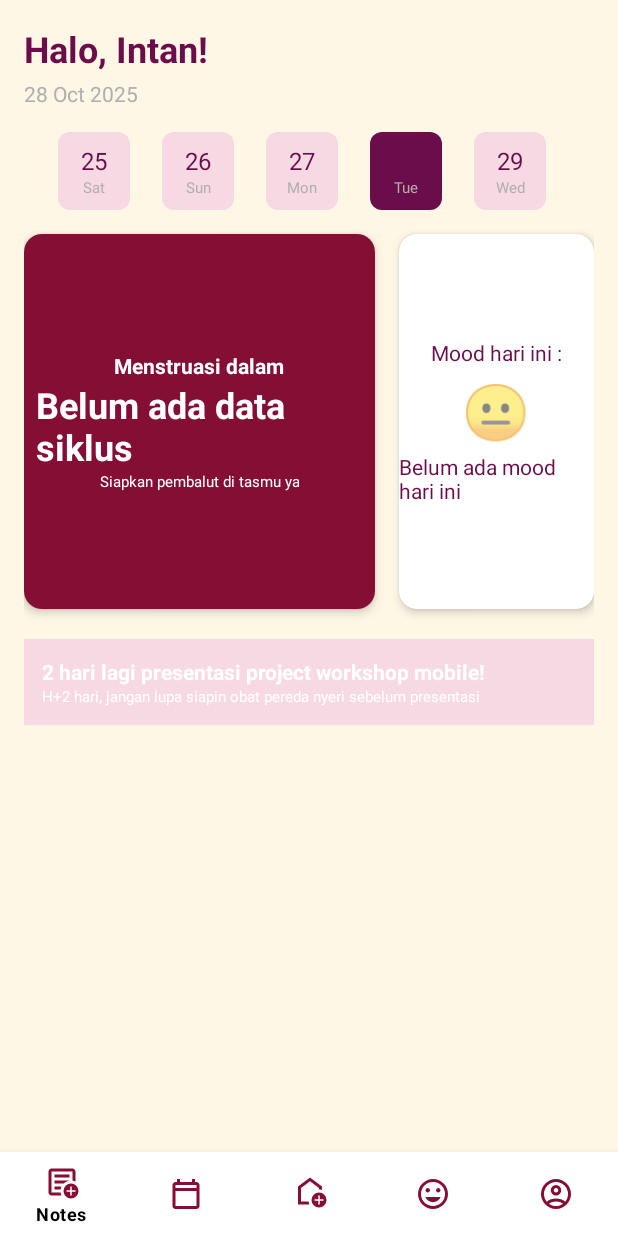
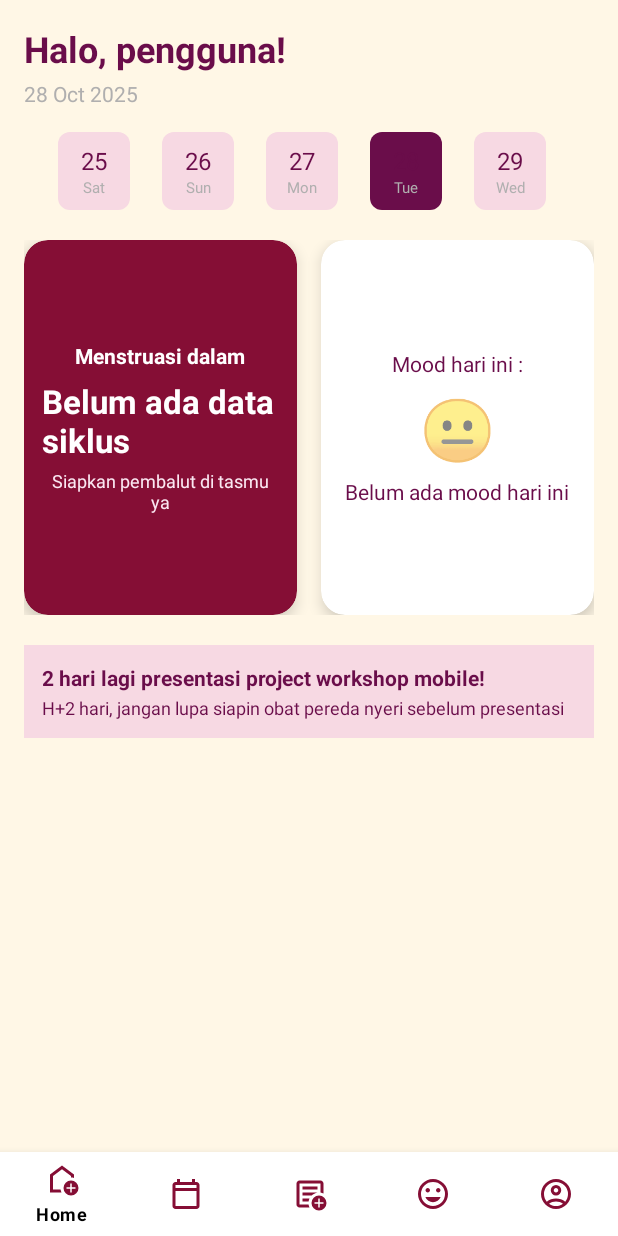
Before and after one commit to yrwiiid/EVEE, an Android app: the screen it shows after launch once a user with an empty profile is signed in (dashboard), on a phone screen of 412 x 824 dp. Run offline under Robolectric (Android 15) with nearby library versions, the phone set to English and light mode, and no system bars; our stand-ins replace Firebase (no records; nobody signed in at launch, a user with empty details on screens opened directly).

Commit message:
Evee Project

```diff
--- a/app/src/main/java/com/example/evee/halamanhome.java
+++ b/app/src/main/java/com/example/evee/halamanhome.java
@@ -14,9 +14,9 @@ import androidx.fragment.app.Fragment;
 
 import com.google.firebase.auth.FirebaseAuth;
 import com.google.firebase.auth.FirebaseUser;
-import com.google.firebase.database.DatabaseReference;
-import com.google.firebase.database.FirebaseDatabase;
+import com.google.firebase.firestore.DocumentSnapshot;
 import com.google.firebase.firestore.FirebaseFirestore;
+import com.google.firebase.firestore.Query;
 
 import java.text.SimpleDateFormat;
 import java.util.Calendar;
@@ -29,8 +29,8 @@ public class halamanhome extends Fragment {
     private LinearLayout calendarContainer;
 
     private FirebaseAuth mAuth;
-    private DatabaseReference dbRef;
     private FirebaseFirestore firestore;
+    private final SimpleDateFormat sdf = new SimpleDateFormat("dd-MM-yyyy", Locale.getDefault());
 
     @Override
     public View onCreateView(@NonNull LayoutInflater inflater,
@@ -38,7 +38,6 @@ public class halamanhome extends Fragment {
                              Bundle savedInstanceState) {
         View view = inflater.inflate(R.layout.halaman_home, container, false);
 
-        // Inisialisasi view
         textGreeting = view.findViewById(R.id.textGreeting);
         textDate = view.findViewById(R.id.textDate);
         textCycle = view.findViewById(R.id.textCycle);
@@ -47,58 +46,98 @@ public class halamanhome extends Fragment {
         calendarContainer = view.findViewById(R.id.calendarContainer);
 
         mAuth = FirebaseAuth.getInstance();
-        dbRef = FirebaseDatabase.getInstance().getReference("Users");
         firestore = FirebaseFirestore.getInstance();
 
         FirebaseUser currentUser = mAuth.getCurrentUser();
-
-        // 🔹 Greeting
         if (currentUser != null) {
-            String uid = currentUser.getUid();
-            firestore.collection("Users").document(uid).get().addOnSuccessListener(doc -> {
-                if (doc.exists()) {
             String name = currentUser.getDisplayName();
-                    textGreeting.setText(name != null && !name.isEmpty() ? "Halo, " + name + "!" : "Halo, pengguna!");
-                }
-            });
+            textGreeting.setText(name != null && !name.isEmpty()
+                    ? "Halo, " + name + "!"
+                    : "Halo, pengguna!");
         }
 
-        // 🔹 Tanggal hari ini
         String todayDate = new SimpleDateFormat("dd MMM yyyy", Locale.getDefault())
                 .format(Calendar.getInstance().getTime());
         textDate.setText(todayDate);
 
-        // 🔹 Generate kalender horizontal
         generateCalendar();
 
         if (currentUser != null) {
-            String uid = currentUser.getUid();
+            loadCycleData(currentUser.getUid());
+            loadMoodData(currentUser.getUid());
+        }
 
-            // 🔹 Ambil siklus dari RTDB
-            dbRef.child(uid).child("cycle").get().addOnSuccessListener(snapshot -> {
-                if (snapshot.exists()) {
-                    String startDateStr = snapshot.child("startDate").getValue(String.class);
-                    if (startDateStr != null) {
+        return view;
+    }
+
+    // 🔹 Ambil data siklus terbaru
+    private void loadCycleData(String uid) {
+        firestore.collection("users")
+                .document(uid)
+                .collection("cycles")
+                .orderBy("startDate", Query.Direction.DESCENDING)
+                .limit(1)
+                .get()
+                .addOnSuccessListener(query -> {
+                    if (query.isEmpty()) {
+                        textCycle.setText("Belum ada data siklus");
+                        return;
+                    }
+
+                    DocumentSnapshot doc = query.getDocuments().get(0);
+                    String startDateStr = doc.getString("startDate");
+                    String endDateStr = doc.getString("endDate");
+
+                    firestore.collection("users")
+                            .document(uid)
+                            .get()
+                            .addOnSuccessListener(userDoc -> {
+                                int avgCycle = userDoc.contains("averageCycleLength")
+                                        ? userDoc.getLong("averageCycleLength").intValue() : 28;
+                                int avgDuration = userDoc.contains("averageDuration")
+                                        ? userDoc.getLong("averageDuration").intValue() : 5;
+
                                 try {
-                            SimpleDateFormat sdf = new SimpleDateFormat("dd-MM-yyyy", Locale.getDefault());
+                                    if (startDateStr == null) {
+                                        textCycle.setText("Data siklus tidak lengkap");
+                                        return;
+                                    }
+
                                     Date startDate = sdf.parse(startDateStr);
+                                    Calendar today = Calendar.getInstance();
+                                    long diffDays = (today.getTimeInMillis() - startDate.getTime()) / (1000 * 60 * 60 * 24);
 
-                            Calendar cal = Calendar.getInstance();
-                            cal.setTime(startDate);
-                            cal.add(Calendar.DAY_OF_MONTH, 28); // siklus default
-                            String nextCycle = sdf.format(cal.getTime());
+                                    if (diffDays < avgDuration) {
+                                        // sedang haid
+                                        textCycle.setText("Sedang menstruasi 💧 (hari ke-" + (diffDays + 1) + ")");
+                                    } else if (diffDays >= 13 && diffDays <= 16) {
+                                        // masa subur
+                                        textCycle.setText("Masa subur 🌸");
+                                    } else if (diffDays >= avgCycle) {
+                                        // haid berikutnya diperkirakan
+                                        Calendar nextStart = Calendar.getInstance();
+                                        nextStart.setTime(startDate);
+                                        nextStart.add(Calendar.DAY_OF_MONTH, avgCycle);
 
-                            textCycle.setText("Menstruasi berikutnya: " + nextCycle);
+                                        Calendar nextEnd = (Calendar) nextStart.clone();
+                                        nextEnd.add(Calendar.DAY_OF_MONTH, avgDuration - 1);
+
+                                        String startNext = new SimpleDateFormat("dd MMM", Locale.getDefault()).format(nextStart.getTime());
+                                        String endNext = new SimpleDateFormat("dd MMM yyyy", Locale.getDefault()).format(nextEnd.getTime());
+                                        textCycle.setText("Menstruasi berikutnya: " + startNext + " - " + endNext);
+                                    } else {
+                                        textCycle.setText("Siklus berjalan normal ✨");
+                                    }
                                 } catch (Exception e) {
-                            textCycle.setText("Data siklus tidak valid");
-                        }
-                    }
-                } else {
-                    textCycle.setText("Belum ada data siklus");
+                                    textCycle.setText("Gagal membaca data siklus");
                                 }
                             });
+                })
+                .addOnFailureListener(e -> textCycle.setText("Gagal memuat data: " + e.getMessage()));
+    }
 
-            // 🔹 Ambil mood dari Firestore
+    // 🔹 Ambil mood
+    private void loadMoodData(String uid) {
         String today = new SimpleDateFormat("dd-MM-yyyy", Locale.getDefault()).format(new Date());
         firestore.collection("Users")
                 .document(uid)
@@ -135,16 +174,11 @@ public class halamanhome extends Fragment {
                 });
     }
 
-        return view;
-    }
-
+    // 🔹 Kalender horizontal mini
     private void generateCalendar() {
         calendarContainer.removeAllViews();
 
-        // simpan kalender "hari ini"
         Calendar now = Calendar.getInstance();
-
-        // bikin kalender untuk looping, dimundurin 3 hari
         Calendar calendar = Calendar.getInstance();
         calendar.add(Calendar.DAY_OF_MONTH, -3);
 
@@ -152,7 +186,6 @@ public class halamanhome extends Fragment {
             int day = calendar.get(Calendar.DAY_OF_MONTH);
             String dayName = new SimpleDateFormat("EEE", Locale.getDefault()).format(calendar.getTime());
 
-            // Container hari
             LinearLayout dayBox = new LinearLayout(getContext());
             dayBox.setOrientation(LinearLayout.VERTICAL);
             dayBox.setGravity(Gravity.CENTER);
@@ -168,39 +201,31 @@ public class halamanhome extends Fragment {
             dayBox.setPadding(pad, pad, pad, pad);
             dayBox.setMinimumWidth((int) (48 * getResources().getDisplayMetrics().density));
 
-            // Cek kalau tanggal, bulan, tahun sama dengan hari ini → tandai
-            if (calendar.get(Calendar.DAY_OF_MONTH) == now.get(Calendar.DAY_OF_MONTH) &&
-                    calendar.get(Calendar.MONTH) == now.get(Calendar.MONTH) &&
-                    calendar.get(Calendar.YEAR) == now.get(Calendar.YEAR)) {
+            if (calendar.get(Calendar.DAY_OF_MONTH) == now.get(Calendar.DAY_OF_MONTH)
+                    && calendar.get(Calendar.MONTH) == now.get(Calendar.MONTH)
+                    && calendar.get(Calendar.YEAR) == now.get(Calendar.YEAR)) {
                 dayBox.setBackgroundResource(R.drawable.bg_today);
             } else {
                 dayBox.setBackgroundResource(R.drawable.bg_normal_day);
             }
 
-            // Angka tanggal
             TextView dayNumber = new TextView(getContext());
             dayNumber.setText(String.valueOf(day));
             dayNumber.setTextSize(16);
             dayNumber.setTextColor(Color.parseColor("#6A0D4A"));
             dayNumber.setGravity(Gravity.CENTER);
 
-            // Nama hari
             TextView dayText = new TextView(getContext());
             dayText.setText(dayName);
             dayText.setTextSize(10);
             dayText.setTextColor(Color.parseColor("#B0AFAF"));
             dayText.setGravity(Gravity.CENTER);
 
-            // Tambahin ke box
             dayBox.addView(dayNumber);
             dayBox.addView(dayText);
-
-            // Tambahin ke container
             calendarContainer.addView(dayBox);
 
-            // lanjut ke tanggal berikutnya
             calendar.add(Calendar.DAY_OF_MONTH, 1);
         }
     }
-
 }
--- /dev/null
+++ b/app/src/main/java/com/example/evee/splashscreen.java
@@ -0,0 +1,37 @@
+package com.example.evee;
+
+import android.content.Intent;
+import android.os.Bundle;
+import android.os.Handler;
+
+import androidx.annotation.Nullable;
+import androidx.appcompat.app.AppCompatActivity;
+
+import com.google.firebase.auth.FirebaseAuth;
+import com.google.firebase.auth.FirebaseUser;
+
+public class splashscreen extends AppCompatActivity {
+
+    private static final int SPLASH_TIME_OUT = 2000; // 2 detik
+
+    @Override
+    protected void onCreate(@Nullable Bundle savedInstanceState) {
+        super.onCreate(savedInstanceState);
+
+        // bisa tambahin layout animasi splash
+        setContentView(R.layout.splashscreen);
+
+        new Handler().postDelayed(() -> {
+            FirebaseUser currentUser = FirebaseAuth.getInstance().getCurrentUser();
+
+            if (currentUser != null) {
+                // sudah login → langsung ke home
+                startActivity(new Intent(splashscreen.this, dashboard.class));
+            } else {
+                // belum login → ke register / login
+                startActivity(new Intent(splashscreen.this, loginactivity.class));
+            }
+            finish(); // biar tidak bisa back ke splash
+        }, SPLASH_TIME_OUT);
+    }
+}
--- a/app/src/main/res/layout/halaman_home.xml
+++ b/app/src/main/res/layout/halaman_home.xml
@@ -4,8 +4,8 @@
     xmlns:app="http://schemas.android.com/apk/res-auto"
     android:layout_width="match_parent"
     android:layout_height="match_parent"
-    android:padding="16dp"
-    android:background="#FFF7E6">
+    android:background="#FFF7E6"
+    android:padding="16dp">
 
     <!-- Header -->
     <TextView
@@ -17,7 +17,7 @@
         android:textStyle="bold"
         android:textColor="#6A0D4A"
         app:layout_constraintTop_toTopOf="parent"
-        app:layout_constraintStart_toStartOf="parent"/>
+        app:layout_constraintStart_toStartOf="parent" />
 
     <TextView
         android:id="@+id/textDate"
@@ -26,9 +26,9 @@
         android:text="09 Sept 2025"
         android:textSize="14sp"
         android:textColor="#B0AFAF"
+        android:layout_marginTop="4dp"
         app:layout_constraintTop_toBottomOf="@id/textGreeting"
-        app:layout_constraintStart_toStartOf="@id/textGreeting"
-        android:layout_marginTop="4dp"/>
+        app:layout_constraintStart_toStartOf="@id/textGreeting" />
 
     <!-- Horizontal Calendar -->
     <HorizontalScrollView
@@ -36,43 +36,48 @@
         android:layout_width="0dp"
         android:layout_height="wrap_content"
         android:scrollbars="none"
+        android:paddingStart="12dp"
+        android:paddingEnd="12dp"
+        android:layout_marginTop="16dp"
         app:layout_constraintTop_toBottomOf="@id/textDate"
         app:layout_constraintStart_toStartOf="parent"
-        app:layout_constraintEnd_toEndOf="parent"
-        android:layout_marginTop="16dp"
-        android:paddingStart="12dp"
-        android:paddingEnd="12dp">
+        app:layout_constraintEnd_toEndOf="parent">
 
         <LinearLayout
             android:id="@+id/calendarContainer"
             android:layout_width="wrap_content"
             android:layout_height="wrap_content"
-            android:orientation="horizontal"/>
+            android:orientation="horizontal" />
     </HorizontalScrollView>
+
+    <!-- Container untuk dua card -->
+    <LinearLayout
+        android:id="@+id/cardContainer"
+        android:layout_width="0dp"
+        android:layout_height="wrap_content"
+        android:orientation="horizontal"
+        android:layout_marginTop="20dp"
+        app:layout_constraintTop_toBottomOf="@id/horizontalCalendar"
+        app:layout_constraintStart_toStartOf="parent"
+        app:layout_constraintEnd_toEndOf="parent">
 
         <!-- Menstruasi Card -->
         <androidx.cardview.widget.CardView
             android:id="@+id/cardMenstruasi"
             android:layout_width="0dp"
             android:layout_height="250dp"
-        app:cardCornerRadius="12dp"
-        app:cardElevation="4dp"
-        android:background="#6A0D4A"
-        app:layout_constraintTop_toBottomOf="@id/horizontalCalendar"
-        app:layout_constraintStart_toStartOf="parent"
-        app:layout_constraintEnd_toStartOf="@id/cardMood"
-        app:layout_constraintHorizontal_weight="1"
-        android:layout_marginEnd="8dp"
-        android:layout_marginTop="16dp">
+            android:layout_weight="1"
+            app:cardCornerRadius="16dp"
+            app:cardElevation="6dp"
+            app:cardBackgroundColor="#850E35"
+            android:layout_marginEnd="8dp">
 
             <LinearLayout
                 android:layout_width="match_parent"
-            android:layout_height="250dp"
+                android:layout_height="match_parent"
                 android:orientation="vertical"
                 android:gravity="center"
-            android:background="#850E35"
-            android:padding="8dp">
-
+                android:padding="12dp">
 
                 <TextView
                     android:layout_width="wrap_content"
@@ -80,45 +85,46 @@
                     android:text="Menstruasi dalam"
                     android:textStyle="bold"
                     android:textSize="14sp"
-                android:textColor="#FFFFFF"/>
+                    android:textColor="#FFFFFF" />
 
                 <TextView
                     android:id="@+id/textCycle"
                     android:layout_width="wrap_content"
                     android:layout_height="wrap_content"
-                android:text="2 Hari"
-                android:textSize="24sp"
+                    android:text="Belum ada data siklus"
+                    android:textSize="22sp"
                     android:textStyle="bold"
-                android:textColor="#FFFFFF"/>
+                    android:textColor="#FFFFFF"
+                    android:layout_marginTop="6dp" />
 
                 <TextView
                     android:layout_width="wrap_content"
                     android:layout_height="wrap_content"
                     android:text="Siapkan pembalut di tasmu ya"
-                android:textSize="10sp"
-                android:textColor="#FFFFFF"
-                android:gravity="center"/>
+                    android:textSize="12sp"
+                    android:textColor="#FBE7F2"
+                    android:gravity="center"
+                    android:layout_marginTop="4dp" />
             </LinearLayout>
         </androidx.cardview.widget.CardView>
 
         <!-- Mood Card -->
         <androidx.cardview.widget.CardView
             android:id="@+id/cardMood"
-        android:layout_width="130dp"
+            android:layout_width="0dp"
             android:layout_height="250dp"
-        app:cardCornerRadius="12dp"
-        app:cardElevation="4dp"
-        app:layout_constraintTop_toTopOf="@id/cardMenstruasi"
-        app:layout_constraintStart_toEndOf="@id/cardMenstruasi"
-        app:layout_constraintEnd_toEndOf="parent"
-        app:layout_constraintHorizontal_weight="1"
+            android:layout_weight="1"
+            app:cardCornerRadius="16dp"
+            app:cardElevation="6dp"
+            app:cardBackgroundColor="#FFFFFF"
             android:layout_marginStart="8dp">
 
             <LinearLayout
                 android:layout_width="match_parent"
-            android:layout_height="250dp"
+                android:layout_height="match_parent"
                 android:gravity="center"
-            android:orientation="vertical">
+                android:orientation="vertical"
+                android:padding="12dp">
 
                 <TextView
                     android:layout_width="wrap_content"
@@ -131,22 +137,22 @@
                     android:id="@+id/textMoodEmoji"
                     android:layout_width="wrap_content"
                     android:layout_height="wrap_content"
-                android:layout_marginVertical="4dp"
+                    android:layout_marginVertical="6dp"
                     android:text="😐"
-                android:textSize="36sp" />
+                    android:textSize="40sp" />
 
                 <TextView
                     android:id="@+id/textMoodDesc"
                     android:layout_width="wrap_content"
                     android:layout_height="wrap_content"
-                android:text="Biasa aja"
+                    android:text="Belum ada mood hari ini"
                     android:textColor="#6A0D4A"
                     android:textSize="14sp" />
-
             </LinearLayout>
         </androidx.cardview.widget.CardView>
+    </LinearLayout>
 
-    <!-- Reminder kecil -->
+    <!-- Reminder -->
     <LinearLayout
         android:id="@+id/reminderLayout"
         android:layout_width="0dp"
@@ -154,24 +160,27 @@
         android:orientation="vertical"
         android:background="#F7D9E3"
         android:padding="12dp"
-        app:layout_constraintTop_toBottomOf="@id/cardMenstruasi"
+        android:layout_marginTop="20dp"
+        app:layout_constraintTop_toBottomOf="@id/cardContainer"
         app:layout_constraintStart_toStartOf="parent"
         app:layout_constraintEnd_toEndOf="parent"
-        android:layout_marginTop="20dp">
+        app:cardCornerRadius="12dp">
 
         <TextView
             android:layout_width="wrap_content"
             android:layout_height="wrap_content"
             android:text="2 hari lagi presentasi project workshop mobile!"
-            android:textColor="#FFFFFF"
-            android:textStyle="bold"/>
+            android:textColor="#6A0D4A"
+            android:textStyle="bold"
+            android:textSize="14sp" />
 
         <TextView
             android:layout_width="wrap_content"
             android:layout_height="wrap_content"
             android:text="H+2 hari, jangan lupa siapin obat pereda nyeri sebelum presentasi"
-            android:textColor="#FFFFFF"
-            android:textSize="10sp"/>
+            android:textColor="#6A0D4A"
+            android:textSize="12sp"
+            android:layout_marginTop="2dp" />
     </LinearLayout>
 
 </androidx.constraintlayout.widget.ConstraintLayout>
--- a/app/src/main/res/layout/lupa_password.xml
+++ b/app/src/main/res/layout/lupa_password.xml
@@ -6,7 +6,7 @@
     android:orientation="vertical"
     android:padding="24dp"
     android:gravity="center_horizontal"
-    android:background="#FFFFFF">
+    android:background="#FFF5E4">
 
     <TextView
         android:layout_width="wrap_content"
@@ -36,5 +36,5 @@
         android:layout_height="wrap_content"
         android:text="Reset Password"
         android:textColor="#FFFFFF"
-        android:backgroundTint="@android:color/holo_blue_dark" />
+        android:backgroundTint="#850E35" />
 </LinearLayout>
--- a/app/src/main/res/menu/icon_menu.xml
+++ b/app/src/main/res/menu/icon_menu.xml
@@ -2,9 +2,9 @@
 <menu xmlns:android="http://schemas.android.com/apk/res/android">
 
     <item
-        android:id="@+id/nav_notes"
-        android:icon="@drawable/ic_notes"
-        android:title="Notes"/>
+        android:id="@+id/nav_home"
+        android:icon="@drawable/ic_home"
+        android:title="Home"/>
 
     <item
         android:id="@+id/nav_calendar"
@@ -12,9 +12,9 @@
         android:title="Calendar"/>
 
     <item
-        android:id="@+id/nav_home"
-        android:icon="@drawable/ic_home"
-        android:title="Home"/>
+        android:id="@+id/nav_notes"
+        android:icon="@drawable/ic_notes"
+        android:title="Notes"/>
 
     <item
         android:id="@+id/nav_mood"
--- a/app/src/main/res/values-night/themes.xml
+++ b/app/src/main/res/values-night/themes.xml
@@ -1,16 +1,24 @@
 <resources xmlns:tools="http://schemas.android.com/tools">
-    <!-- Base application theme. -->
-    <style name="Theme.EVEE" parent="Theme.MaterialComponents.DayNight.DarkActionBar">
-        <!-- Primary brand color. -->
-        <item name="colorPrimary">@color/purple_200</item>
-        <item name="colorPrimaryVariant">@color/purple_700</item>
-        <item name="colorOnPrimary">@color/black</item>
-        <!-- Secondary brand color. -->
-        <item name="colorSecondary">@color/teal_200</item>
-        <item name="colorSecondaryVariant">@color/teal_200</item>
-        <item name="colorOnSecondary">@color/black</item>
-        <!-- Status bar color. -->
+
+    <!-- Tema utama aplikasi -->
+    <style name="Theme.EVEE" parent="Theme.MaterialComponents.DayNight.NoActionBar">
+        <!-- Warna utama brand -->
+        <item name="colorPrimary">#850E35</item>
+        <item name="colorPrimaryVariant">#6A0D4A</item>
+        <item name="colorOnPrimary">@android:color/white</item>
+
+        <!-- Warna sekunder -->
+        <item name="colorSecondary">#FF8FA3</item>
+        <item name="colorSecondaryVariant">#E67389</item>
+        <item name="colorOnSecondary">@android:color/white</item>
+
+        <!-- Status bar -->
         <item name="android:statusBarColor">?attr/colorPrimaryVariant</item>
-        <!-- Customize your theme here. -->
+
+        <!-- Atur warna komponen Material -->
+        <item name="colorControlActivated">#850E35</item> <!-- Outline aktif -->
+        <item name="colorControlNormal">#B0AFAF</item>    <!-- Outline default -->
+        <item name="android:textColorHint">#850E35</item> <!-- Warna hint -->
     </style>
+
 </resources>
--- a/app/src/main/res/values/strings.xml
+++ b/app/src/main/res/values/strings.xml
@@ -1,3 +1,5 @@
 <resources>
     <string name="app_name">EVEE!</string>
+    <!-- TODO: Remove or change this placeholder text -->
+    <string name="hello_blank_fragment">Hello blank fragment</string>
 </resources>
--- a/app/src/main/res/values/themes.xml
+++ b/app/src/main/res/values/themes.xml
@@ -1,16 +1,24 @@
 <resources xmlns:tools="http://schemas.android.com/tools">
-    <!-- Base application theme. -->
+
+    <!-- Tema utama aplikasi -->
     <style name="Theme.EVEE" parent="Theme.MaterialComponents.DayNight.NoActionBar">
-        <!-- Primary brand color. -->
-        <item name="colorPrimary">@color/purple_500</item>
-        <item name="colorPrimaryVariant">@color/purple_700</item>
-        <item name="colorOnPrimary">@color/white</item>
-        <!-- Secondary brand color. -->
-        <item name="colorSecondary">@color/teal_200</item>
-        <item name="colorSecondaryVariant">@color/teal_700</item>
-        <item name="colorOnSecondary">@color/black</item>
-        <!-- Status bar color. -->
+        <!-- Warna utama brand -->
+        <item name="colorPrimary">#850E35</item>
+        <item name="colorPrimaryVariant">#6A0D4A</item>
+        <item name="colorOnPrimary">@android:color/white</item>
+
+        <!-- Warna sekunder -->
+        <item name="colorSecondary">#FF8FA3</item>
+        <item name="colorSecondaryVariant">#E67389</item>
+        <item name="colorOnSecondary">@android:color/white</item>
+
+        <!-- Status bar -->
         <item name="android:statusBarColor">?attr/colorPrimaryVariant</item>
-        <!-- Customize your theme here. -->
+
+        <!-- Atur warna komponen Material -->
+        <item name="colorControlActivated">#850E35</item> <!-- Outline aktif -->
+        <item name="colorControlNormal">#B0AFAF</item>    <!-- Outline default -->
+        <item name="android:textColorHint">#850E35</item> <!-- Warna hint -->
     </style>
+
 </resources>
```
Also changed, not shown: app/src/main/AndroidManifest.xml (+6 -3 lines), app/src/main/java/com/example/evee/dashboard.java (+4 -4 lines), app/src/main/java/com/example/evee/halamancalendar.java (+96 -88 lines), app/src/main/res/layout/splashscreen.xml (added, +14 -0 lines), app/src/main/res/drawable/logo_red.png (added), app/src/main/res/drawable/logo_white.png (added). Lines whose indentation alone changed are shown as unchanged.
